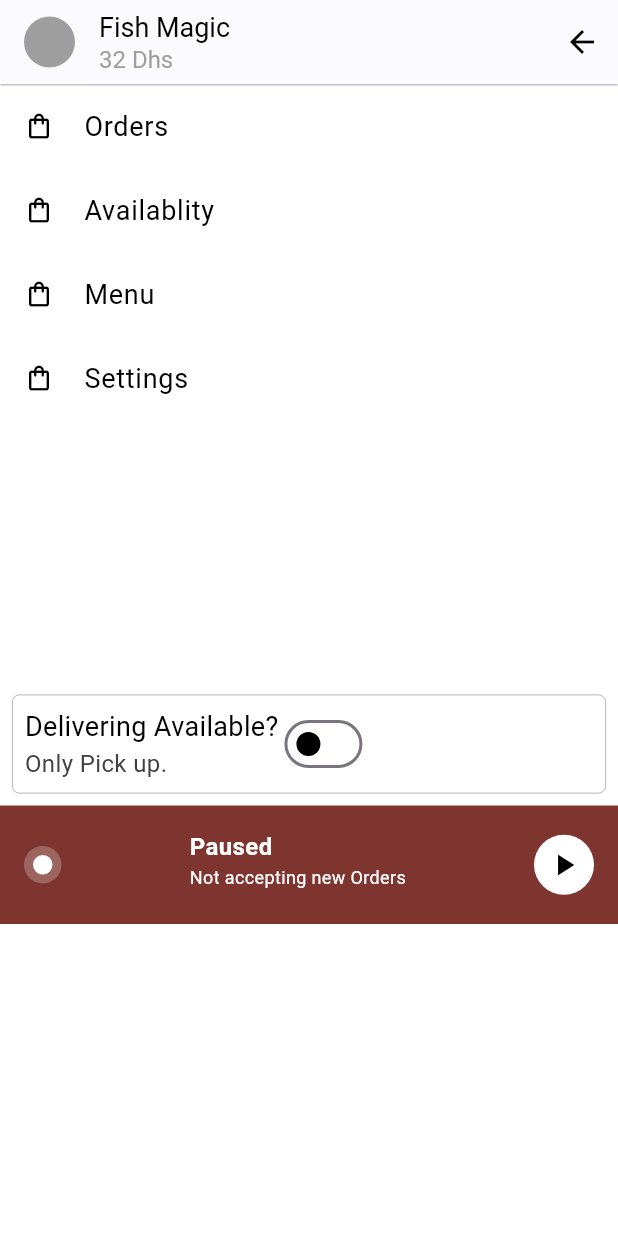
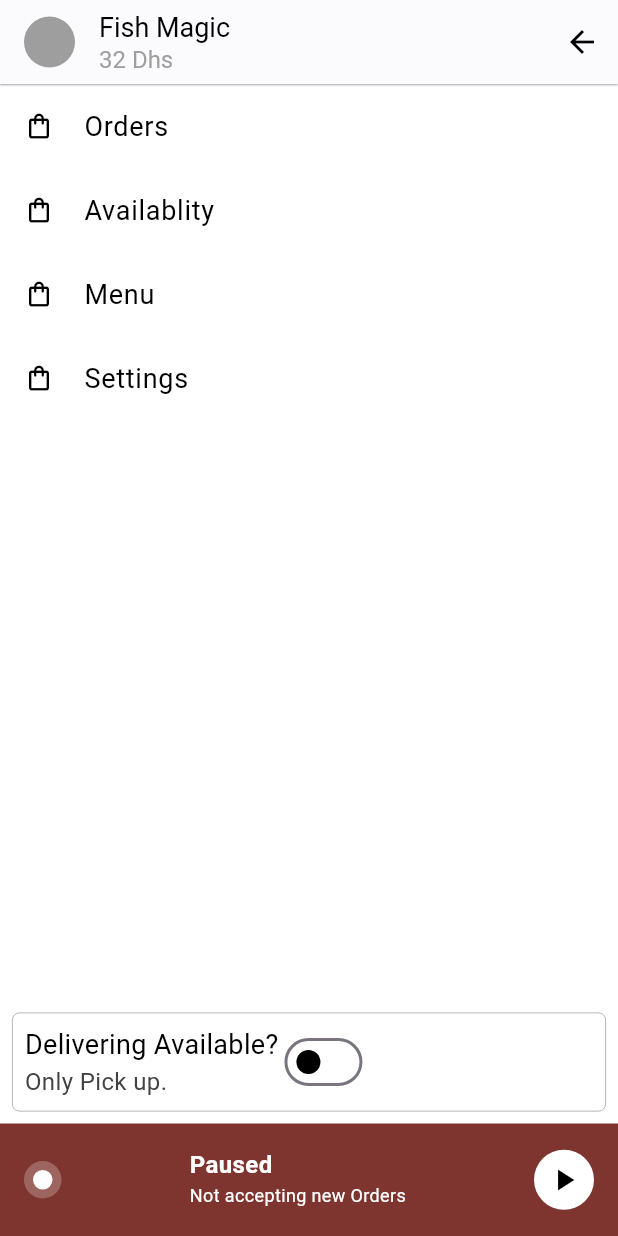
Before and after one commit to heloufra/monolo, a Flutter app: the DrawerPage screen opened directly, on a phone screen of 412 x 824 dp. Run offline on Flutter 3.47's test engine with Material 3 defaults, Android fonts, the phone set to English and light mode, and no system bars; drawn by our look-alikes of toastification; our stand-ins replace flutter_dotenv, flutter_secure_storage, geolocator, google_maps_flutter, google_sign_in, image_picker and 4 more; accounts and stored records are empty.

Commit message:
commit success

```diff
--- a/olo/lib/pagess/admin_dashboard/drawer.dart
+++ b/olo/lib/pagess/admin_dashboard/drawer.dart
@@ -97,9 +97,7 @@ class _DrawerPageState extends State<DrawerPage> {
                 )
               ],
             ),
-            const SizedBox(
-              height: 175,
-            ),
+            const Spacer(),
             Padding(
               padding: const EdgeInsets.all(8.0),
               child: Container(
@@ -144,7 +142,7 @@ class _DrawerPageState extends State<DrawerPage> {
               ),
             ),
             Container(
-              height: 79,
+              height: 75,
               color: acceptingOrders
                   ? const Color.fromARGB(255, 52, 90, 55)
                   : const Color.fromARGB(255, 127, 53, 47),
```
